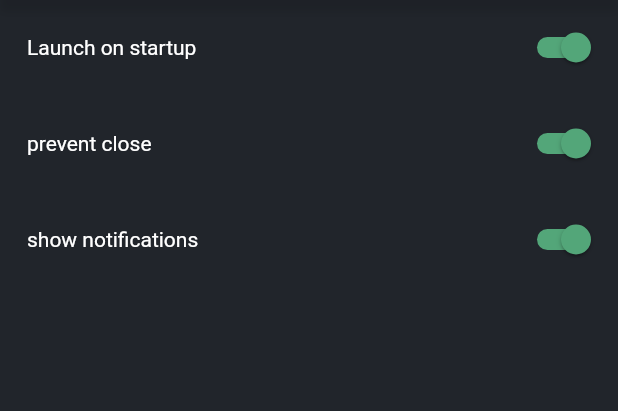
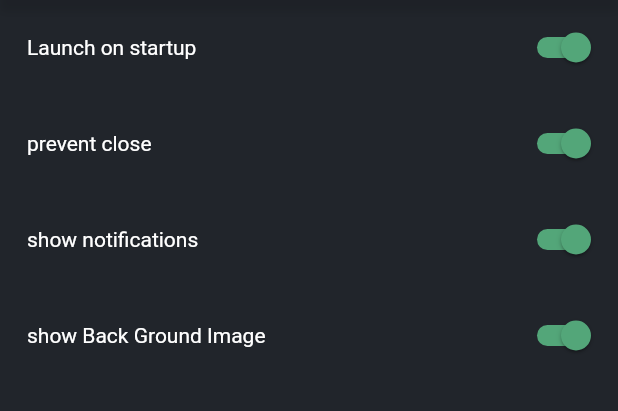
Before and after one commit to netharuM/auto-bell, a Flutter app: the SettingsPage screen opened directly, tab 2 chosen, after a tap on "Launch on startup", on a phone screen of 412 x 824 dp, the part 113-524 px from its top. Run offline on Flutter 3.47's test engine with Material 2 defaults, Android fonts, the phone set to English and light mode, and no system bars; our stand-ins replace file_picker, just_audio, shared_preferences, sqflite, sqflite_common_ffi; missing offline and left inert: bitsdojo_window, launch_at_startup, local_notifier, system_tray, window_manager; accounts and stored records are empty; statements that could not run were skipped.

Commit message:
added a background icon and few more changes - there is a setting to that background image - and changed the UI of the bell card a bit - [bug fixes] fixed that we get multiple notifications for the same bell - [bug fixes] fixed audio starts playing when you hit refresh button    -- when you have stop a bell and refresh - [bug fixes] timer activated not showing properly fixed

```diff
--- a/lib/main.dart
+++ b/lib/main.dart
@@ -112,7 +112,7 @@ class _MyAppState extends State<MyApp> with WindowListener {
         primarySwatch: color,
         primaryColor: const Color(0xff53a679),
         scaffoldBackgroundColor: const Color(0xff21252b),
-        cardColor: const Color(0xFF282c34),
+        cardColor: const Color(0xFF282c34).withOpacity(0.9),
         switchTheme: SwitchThemeData(
           thumbColor: MaterialStateProperty.resolveWith((states) {
             return states.contains(MaterialState.selected)
--- a/lib/pages/settings_page.dart
+++ b/lib/pages/settings_page.dart
@@ -35,7 +35,7 @@ class SettingsPage extends StatelessWidget {
         ),
         body: const TabBarView(children: [
           // TODO: setup the other pages
-          Center(child: Text("Audio havent developed yet")),
+          Center(child: Text("Audio settings havent developed yet")),
           ApplicationSettingsPage(),
           InfoPage(),
         ]),
@@ -53,10 +53,10 @@ class InfoPage extends StatelessWidget {
       mainAxisAlignment: MainAxisAlignment.center,
       crossAxisAlignment: CrossAxisAlignment.center,
       children: [
-        const Icon(
-          Icons.info,
-          size: 120,
-          color: Colors.white,
+        const Flexible(
+          child: Image(
+            image: AssetImage('assets/icon.ico'),
+          ),
         ),
         const Text(
           'ICMU-autoBell',
@@ -127,6 +127,7 @@ class _ApplicationSettingsPageState extends State<ApplicationSettingsPage> {
   late bool _launchOnStartup;
   late bool _preventClose;
   late bool _showNotifications;
+  late bool _showBG;
 
   @override
   void initState() {
@@ -134,6 +135,7 @@ class _ApplicationSettingsPageState extends State<ApplicationSettingsPage> {
     _launchOnStartup = false;
     _preventClose = false;
     _showNotifications = false;
+    _showBG = false;
     _init();
   }
 
@@ -141,6 +143,7 @@ class _ApplicationSettingsPageState extends State<ApplicationSettingsPage> {
     bool? launchOnStartup = await _settings.getLaunchOnStartup;
     bool? preventClose = await _settings.getPreventClose;
     bool? showNotifications = await _settings.getShowNotifications;
+    bool showBG = await _settings.getBGEnabled;
     if (launchOnStartup == null) {
       await _settings.setLaunchOnStartup(false);
       launchOnStartup = false;
@@ -153,6 +156,7 @@ class _ApplicationSettingsPageState extends State<ApplicationSettingsPage> {
       _launchOnStartup = launchOnStartup!;
       _preventClose = preventClose!;
       _showNotifications = showNotifications!;
+      _showBG = showBG;
     });
   }
 
@@ -188,6 +192,16 @@ class _ApplicationSettingsPageState extends State<ApplicationSettingsPage> {
               _showNotifications = value;
             });
             _settings.setShowNotifications(value);
+          },
+        ),
+        TickOption(
+          value: _showBG,
+          text: "show Back Ground Image",
+          onChanged: (bool value) {
+            setState(() {
+              _showBG = value;
+            });
+            _settings.setBGEnabled(value);
           },
         ),
       ],
--- a/lib/settings.dart
+++ b/lib/settings.dart
@@ -19,6 +19,21 @@ class Settings {
   Future<bool?> get getShowNotifications async =>
       (await prefs).getBool('showNotifications');
 
+  Future<bool> get getBGEnabled async {
+    SharedPreferences _sharedPrefs = await prefs;
+    bool? bgEnabled = _sharedPrefs.getBool('BGEnabled');
+    if (bgEnabled == null) {
+      setBGEnabled(true);
+      return true;
+    }
+    return bgEnabled;
+  }
+
+  Future<void> setBGEnabled(bool value) async {
+    SharedPreferences sharedPrefs = await prefs;
+    sharedPrefs.setBool('BGEnabled', value);
+  }
+
   Future<void> setLaunchOnStartup(bool value) async {
     SharedPreferences sharedPrefs = await prefs;
     value ? launchAtStartup.enable() : launchAtStartup.disable();
--- a/pubspec.yaml
+++ b/pubspec.yaml
@@ -74,6 +74,7 @@ flutter:
         - assets/icon.ico
         - assets/icon.png
         - assets/app_icon.png
+        - assets/icmuTransparent.png
     #   - images/a_dot_ham.jpeg
 
     # An image asset can refer to one or more resolution-specific "variants", see
```
Also changed, not shown: lib/models/bell.dart (+12 -4 lines), lib/pages/bells_page.dart (+39 -8 lines), lib/widgets/bell_card.dart (+30 -3 lines), assets/icmuTransparent.png (added).
